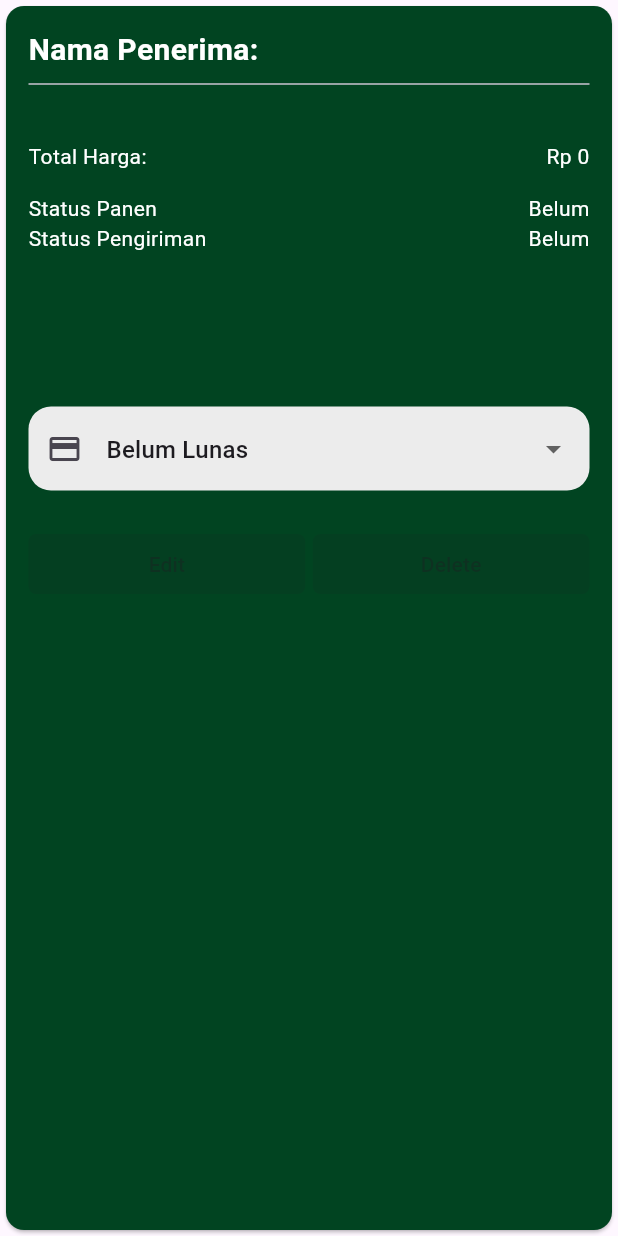
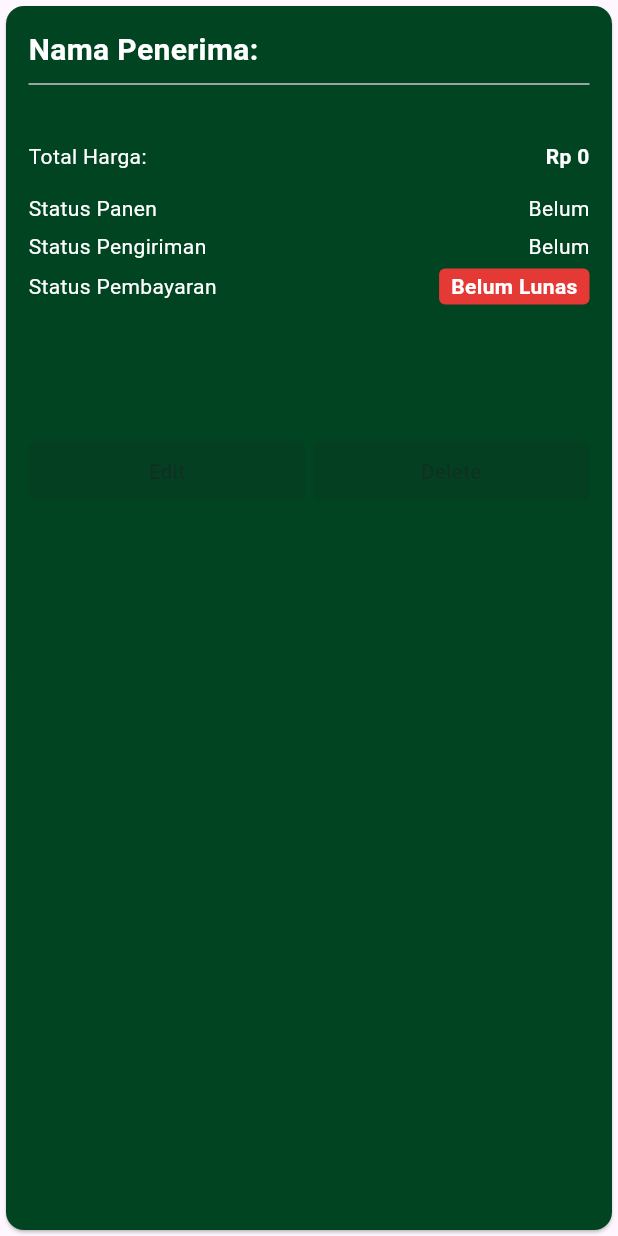
Before and after one commit to NaufalElyzar11/e-ponic, a Flutter app: the TransactionStatusCard widget shown alone on an empty page, opened directly with empty values, on a phone screen of 412 x 824 dp. Run offline on Flutter 3.47's test engine with Material 3 defaults, Android fonts, the phone set to English and light mode, and no system bars; our stand-ins replace cloud_firestore, firebase_auth, firebase_core, flutter_local_notifications, pdf, printing and 1 more; missing offline and left inert: alarm; accounts and stored records are empty; statements that could not run were skipped.

Commit message:
Refactor TransactionStatusScreen and TransactionStatusCard to remove unused payment status logic and simplify state management; update UI for better readability.

```diff
--- a/hydroponic-mobile-app-main/lib/screens/admin/transaction_status_screen.dart
+++ b/hydroponic-mobile-app-main/lib/screens/admin/transaction_status_screen.dart
@@ -53,7 +53,6 @@ class _TransactionStatusScreenState extends State<TransactionStatusScreen> {
             width: double.infinity,
             padding: const EdgeInsets.all(15),
             child: StyledElevatedButton(
-              // Update logika tombol
               text: _isExporting ? 'Memproses...' : 'Ekspor Data (PDF)',
               onPressed: _isExporting ? null : _exportToPdf,
               foregroundColor: AppColors.primary,
@@ -95,7 +94,6 @@ class _TransactionStatusScreenState extends State<TransactionStatusScreen> {
                           ? DateFormat('dd MMM yyyy').format(dt)
                           : 'Tanggal tidak tersedia';
 
-                      // Gunakan created_at untuk waktu
                       final createdTs = data['created_at'] as Timestamp?;
                       final createdDt = createdTs?.toDate();
                       final timeStr =
@@ -136,16 +134,7 @@ class _TransactionStatusScreenState extends State<TransactionStatusScreen> {
 
                       return TransactionStatusCard(
                         transaction: model,
-                        onPaymentStatusChanged: (value) {
-                          final isPaid = value == 'Lunas';
-                          if (model.id != null) {
-                            TransactionService.instance
-                                .updatePaymentStatus(
-                              transactionId: model.id!,
-                              isPaid: isPaid,
-                            );
-                          }
-                        },
+                        // Callback onPaymentStatusChanged DIHAPUS
                         onDelete: () {
                           if (model.id != null) {
                             _confirmDelete(context, model.id!);
@@ -163,7 +152,6 @@ class _TransactionStatusScreenState extends State<TransactionStatusScreen> {
                             );
                           }
                         },
-                        // onAssign dihapus karena transaksi otomatis muncul ke petani
                         onAssign: null,
                       );
                     },
@@ -207,14 +195,12 @@ class _TransactionStatusScreenState extends State<TransactionStatusScreen> {
     );
   }
 
-  // --- FUNGSI EKSPOR PDF ---
   Future<void> _exportToPdf() async {
     setState(() {
       _isExporting = true;
     });
 
     try {
-      // 1. Ambil data transaksi
       final snapshot = await FirebaseFirestore.instance
           .collection('transaksi')
           .orderBy('tanggal', descending: true)
@@ -231,24 +217,19 @@ class _TransactionStatusScreenState extends State<TransactionStatusScreen> {
         return;
       }
 
-      // 2. Buat PDF
       final pdf = pw.Document();
       final String dateNow = DateFormat('dd MMMM yyyy, HH:mm').format(DateTime.now());
 
-      // Header Tabel
       final List<List<String>> tableData = [
         ['Tgl', 'Pelanggan', 'Alamat', 'Pesanan', 'Total', 'Bayar', 'Kirim'],
       ];
 
-      // Isi Tabel
       for (var doc in docs) {
         final data = doc.data();
 
-        // Format Tanggal
         final ts = data['tanggal'] as Timestamp?;
         final dateStr = ts != null ? DateFormat('dd/MM/yy').format(ts.toDate()) : 'Tanggal tidak tersedia';
 
-        // Format Item (Misal: Selada(2), Pakcoy(1))
         final items = (data['items'] as List<dynamic>? ?? []);
         String itemsStr = items.isEmpty
             ? 'Tidak ada item'
@@ -256,7 +237,6 @@ class _TransactionStatusScreenState extends State<TransactionStatusScreen> {
                 return "${i['nama_tanaman'] ?? 'Tanaman'}(${i['jumlah'] ?? 0})";
               }).join(', ');
 
-        // Format Status
         final isPaid = (data['is_paid'] ?? false) ? 'Lunas' : 'Belum';
         final isDeliver = (data['is_deliver'] ?? false) ? 'Dikirim' : 'Proses';
         final total = (data['total_harga'] as num?)?.toStringAsFixed(0) ?? '0';
@@ -274,7 +254,7 @@ class _TransactionStatusScreenState extends State<TransactionStatusScreen> {
 
       pdf.addPage(
         pw.MultiPage(
-          pageFormat: PdfPageFormat.a4.landscape, // Landscape agar muat banyak kolom
+          pageFormat: PdfPageFormat.a4.landscape,
           margin: const pw.EdgeInsets.all(32),
           build: (pw.Context context) {
             return [
@@ -294,14 +274,14 @@ class _TransactionStatusScreenState extends State<TransactionStatusScreen> {
                 data: tableData,
                 border: null,
                 headerStyle: pw.TextStyle(fontWeight: pw.FontWeight.bold, color: PdfColors.white, fontSize: 10),
-                cellStyle: const pw.TextStyle(fontSize: 9), // Font lebih kecil untuk tabel padat
+                cellStyle: const pw.TextStyle(fontSize: 9),
                 headerDecoration: const pw.BoxDecoration(color: PdfColor.fromInt(0xFF014421)),
                 rowDecoration: const pw.BoxDecoration(
                   border: pw.Border(bottom: pw.BorderSide(color: PdfColors.grey300, width: 0.5)),
                 ),
                 cellAlignments: {
                   0: pw.Alignment.center,
-                  4: pw.Alignment.centerRight, // Total rata kanan
+                  4: pw.Alignment.centerRight,
                   5: pw.Alignment.center,
                   6: pw.Alignment.center,
                 },
--- a/hydroponic-mobile-app-main/lib/widgets/transaction_status_card.dart
+++ b/hydroponic-mobile-app-main/lib/widgets/transaction_status_card.dart
@@ -1,13 +1,11 @@
 import 'package:flutter/material.dart';
 import 'package:hydroponics_app/models/transaction_model.dart';
 import 'package:hydroponics_app/theme/app_colors.dart';
-import 'package:hydroponics_app/widgets/styled_dropdown_button_form_field.dart';
-import 'package:hydroponics_app/widgets/styled_elevated_button.dart';
 import 'package:intl/intl.dart';
 
-class TransactionStatusCard extends StatefulWidget {
+class TransactionStatusCard extends StatelessWidget {
   final TransactionModel transaction;
-  final void Function(String value)? onPaymentStatusChanged;
+  // Callback onPaymentStatusChanged DIHAPUS karena sudah tidak dipakai di card ini
   final VoidCallback? onAssign;
   final VoidCallback? onEdit;
   final VoidCallback? onDelete;
@@ -15,30 +13,10 @@ class TransactionStatusCard extends StatefulWidget {
   const TransactionStatusCard({
     super.key,
     required this.transaction,
-    this.onPaymentStatusChanged,
     this.onAssign,
     this.onEdit,
     this.onDelete,
   });
-
-  @override
-  State<TransactionStatusCard> createState() => _TransactionStatusCardState();
-}
-
-class _TransactionStatusCardState extends State<TransactionStatusCard> {
-
-  String? _selectedPaymentStatus;
-  final List<String> _paymentStatuses = [
-    'Lunas',
-    'Belum Lunas',
-  ];
-
-  @override
-  void initState() {
-    super.initState();
-    // Inisialisasi state awal
-    _selectedPaymentStatus = widget.transaction.isPaid ? _paymentStatuses[0] : _paymentStatuses[1];
-  }
 
   @override
   Widget build(BuildContext context) {
@@ -46,7 +24,7 @@ class _TransactionStatusCardState extends State<TransactionStatusCard> {
       color: AppColors.primary,
       child: Container(
         width: double.infinity,
-        padding: EdgeInsets.all(15),
+        padding: const EdgeInsets.all(15),
         child: Column(
           children: [
             Row(
@@ -63,7 +41,7 @@ class _TransactionStatusCardState extends State<TransactionStatusCard> {
                 ),
                 Flexible(
                   child: Text(
-                    widget.transaction.customerName,
+                    transaction.customerName,
                     style: const TextStyle(
                       color: Colors.white,
                       fontSize: 20,
@@ -76,13 +54,13 @@ class _TransactionStatusCardState extends State<TransactionStatusCard> {
                 )
               ],
             ),
-            Divider(),
+            const Divider(),
 
             // Jenis dan Kuantitas Sayur
             Padding(
-              padding: EdgeInsets.symmetric(vertical: 15),
+              padding: const EdgeInsets.symmetric(vertical: 15),
               child: Column(
-                children: widget.transaction.plantQuantity.map((plantQty) {
+                children: transaction.plantQuantity.map((plantQty) {
                   return Row(
                     mainAxisAlignment: MainAxisAlignment.spaceBetween,
                     crossAxisAlignment: CrossAxisAlignment.start,
@@ -97,7 +75,7 @@ class _TransactionStatusCardState extends State<TransactionStatusCard> {
                       ),
                       Flexible(
                         child: Text(
-                          '${plantQty.quantity} pcs x ${NumberFormat.currency(locale: 'id_ID', symbol: 'Rp ', ).format(plantQty.plant.price)}',
+                          '${plantQty.quantity} pcs x ${NumberFormat.currency(locale: 'id_ID', symbol: 'Rp ', decimalDigits: 0).format(plantQty.plant.price)}',
                           style: const TextStyle(color: Colors.white),
                           overflow: TextOverflow.ellipsis,
                           textAlign: TextAlign.end,
@@ -112,34 +90,56 @@ class _TransactionStatusCardState extends State<TransactionStatusCard> {
             Row(
               mainAxisAlignment: MainAxisAlignment.spaceBetween,
               children: [
-                Text('Total Harga:', style: TextStyle(color: Colors.white),),
+                const Text('Total Harga:', style: TextStyle(color: Colors.white),),
                 Text(
-                  // 'Rp ${widget.transaction.totalPrice.toStringAsFixed(0)}',
                   NumberFormat.currency(
                     locale: 'id_ID',
-                    symbol: 'Rp ', ).format(widget.transaction.totalPrice
-                  ),
-                  style: TextStyle(color: Colors.white),
+                    symbol: 'Rp ',
+                    decimalDigits: 0
+                  ).format(transaction.totalPrice),
+                  style: const TextStyle(color: Colors.white, fontWeight: FontWeight.bold),
                 )
               ],
             ),
 
             Padding(
-              padding: EdgeInsets.symmetric(vertical: 15),
+              padding: const EdgeInsets.symmetric(vertical: 15),
               child: Column(
                 children: [
+                  // Status Panen
                   Row(
                     mainAxisAlignment: MainAxisAlignment.spaceBetween,
                     children: [
-                      Text('Status Panen', style: TextStyle(color: Colors.white),),
-                      Text((widget.transaction.isHarvest) ? 'Sudah' : 'Belum', style: TextStyle(color: Colors.white),)
+                      const Text('Status Panen', style: TextStyle(color: Colors.white),),
+                      Text((transaction.isHarvest) ? 'Sudah' : 'Belum', style: const TextStyle(color: Colors.white),)
                     ],
                   ),
+                  const SizedBox(height: 5),
+                  // Status Pengiriman
                   Row(
                     mainAxisAlignment: MainAxisAlignment.spaceBetween,
                     children: [
-                      Text('Status Pengiriman', style: TextStyle(color: Colors.white),),
-                      Text((widget.transaction.isDeliver) ? 'Sudah' : 'Belum', style: TextStyle(color: Colors.white),)
+                      const Text('Status Pengiriman', style: TextStyle(color: Colors.white),),
+                      Text((transaction.isDeliver) ? 'Sudah' : 'Belum', style: const TextStyle(color: Colors.white),)
+                    ],
+                  ),
+                  const SizedBox(height: 5),
+                  // REVISI: Status Pembayaran (Tampilan Biasa)
+                  Row(
+                    mainAxisAlignment: MainAxisAlignment.spaceBetween,
+                    children: [
+                      const Text('Status Pembayaran', style: TextStyle(color: Colors.white),),
+                      Container(
+                        padding: const EdgeInsets.symmetric(horizontal: 8, vertical: 2),
+                        decoration: BoxDecoration(
+                          color: transaction.isPaid ? Colors.green.shade600 : Colors.red.shade600,
+                          borderRadius: BorderRadius.circular(4),
+                        ),
+                        child: Text(
+                          transaction.isPaid ? 'Lunas' : 'Belum Lunas',
+                          style: const TextStyle(color: Colors.white, fontWeight: FontWeight.bold),
+                        ),
+                      ),
                     ],
                   ),
                 ],
@@ -147,58 +147,29 @@ class _TransactionStatusCardState extends State<TransactionStatusCard> {
             ),
 
             Padding(
-              padding: EdgeInsets.symmetric(vertical: 15),
+              padding: const EdgeInsets.only(bottom: 15),
               child: Row(
                 mainAxisAlignment: MainAxisAlignment.spaceBetween,
                 children: [
-                  Text(widget.transaction.date, style: TextStyle(color: Colors.white),),
-                  Text(widget.transaction.time, style: TextStyle(color: Colors.white),)
+                  Text(transaction.date, style: const TextStyle(color: Colors.white),),
+                  Text(transaction.time, style: const TextStyle(color: Colors.white),)
                 ],
               ),
             ),
 
             Text(
-              widget.transaction.address,
-              style: TextStyle(color: Colors.white),
+              transaction.address,
+              style: const TextStyle(color: Colors.white),
               textAlign: TextAlign.justify,
             ),
-            SizedBox(height: 15,),
+            const SizedBox(height: 15,),
 
-            StyledDropdownButtonFormField(
-              hintText: 'Pilih Status Pembayaran',
-              prefixIcon: Icons.payment,
-              value: _selectedPaymentStatus,
-              items: _paymentStatuses.map((String status) {
-                return DropdownMenuItem<String>(
-                  value: status,
-                  child: Text(status),
-                );
-              }).toList(),
-              onChanged: (String? newValue) {
-                if (newValue == null) return;
-                setState(() {
-                  _selectedPaymentStatus = newValue;
-                });
-                widget.onPaymentStatusChanged?.call(newValue);
-              },
-              validator: (value) {
-                if (value == null) {
-                  return 'Silakan pilih status pembayaran';
-                }
-                return null;
-              },
-            ),
-            SizedBox(height: 15,),
-
-            // Tombol Tugaskan dihapus karena transaksi otomatis muncul ke petani
-            // Staf logistik hanya menugaskan kurir setelah petani selesai panen
-            SizedBox(height: 10,),
-
+            // Tombol Aksi (Edit & Delete)
             Row(
               children: <Widget>[
                 Expanded(
                   child: ElevatedButton(
-                    onPressed: widget.onEdit,
+                    onPressed: onEdit,
                     style: ElevatedButton.styleFrom(
                       shape: RoundedRectangleBorder(
                         borderRadius: BorderRadius.circular(5)
@@ -206,17 +177,17 @@ class _TransactionStatusCardState extends State<TransactionStatusCard> {
                       foregroundColor: Colors.black,
                       backgroundColor: Colors.yellow[700]
                     ),
-                    child: Padding(
+                    child: const Padding(
                       padding: EdgeInsets.all(10),
                       child: Text('Edit'),
                     )
                   ),
                 ),
-                SizedBox(width: 5,),
+                const SizedBox(width: 5,),
 
                 Expanded(
                   child: ElevatedButton(
-                    onPressed: widget.onDelete,
+                    onPressed: onDelete,
                     style: ElevatedButton.styleFrom(
                       shape: RoundedRectangleBorder(
                         borderRadius: BorderRadius.circular(5)
@@ -224,7 +195,7 @@ class _TransactionStatusCardState extends State<TransactionStatusCard> {
                       foregroundColor: Colors.white,
                       backgroundColor: Colors.red
                     ),
-                    child: Padding(
+                    child: const Padding(
                       padding: EdgeInsets.all(10),
                       child: Text('Delete'),
                     )
```
